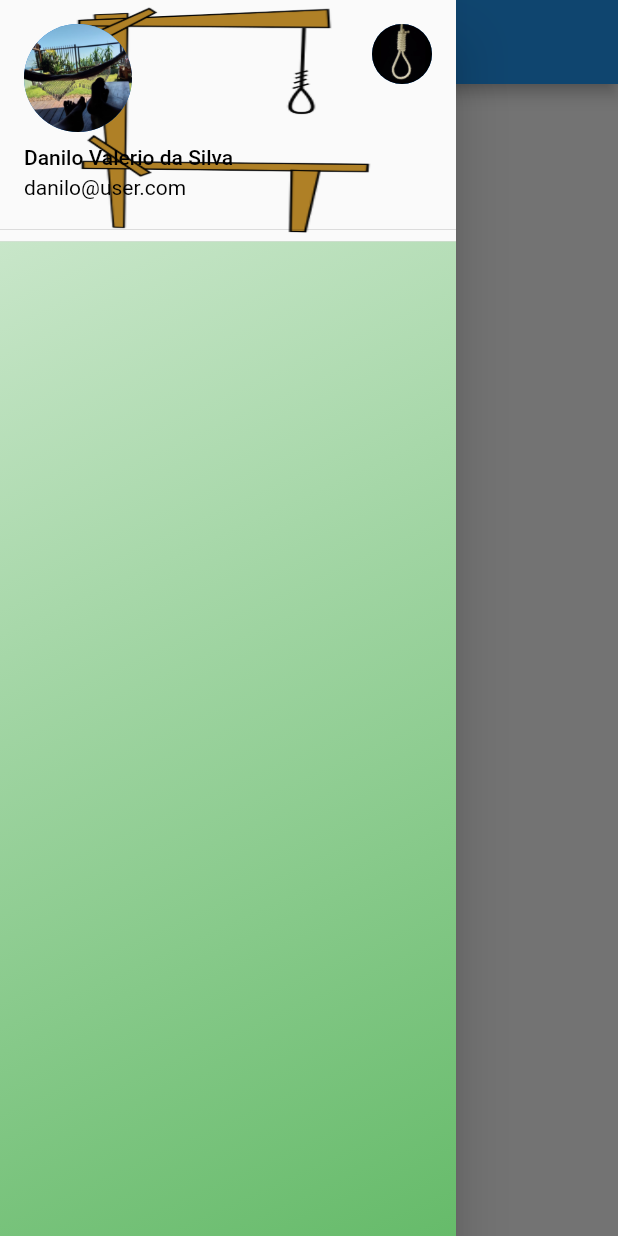
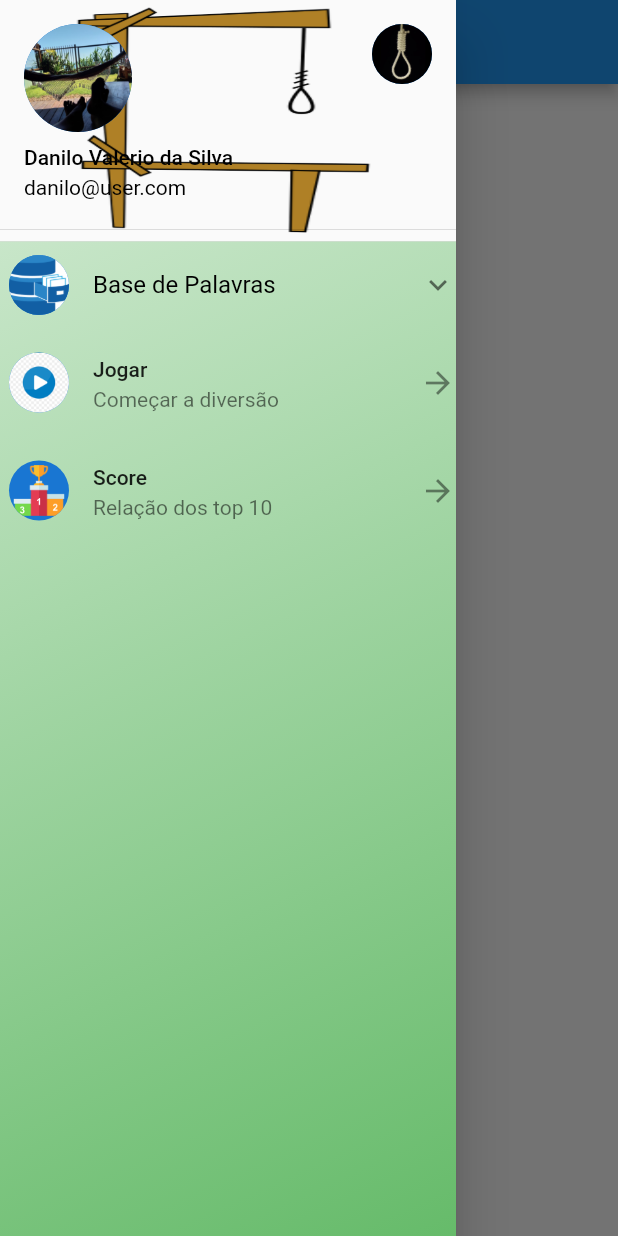
Before and after one commit to danilovalerio/forca, a Flutter app: the screen it shows after launch, with the side drawer open, on a phone screen of 412 x 824 dp. Run offline on Flutter 3.47's test engine with Material 2 defaults, Android fonts, the phone set to English and light mode, and no system bars; our stand-ins replace shared_preferences.

Commit message:
optins list e icons for options

```diff
--- a/lib/drawer/drawer_route.dart
+++ b/lib/drawer/drawer_route.dart
@@ -1,5 +1,6 @@
 import 'package:flutter/material.dart';
 import 'package:forca/drawer/widgets/drawerbody_app.dart';
+import 'package:forca/drawer/widgets/drawerbody_content_app.dart';
 import 'package:forca/drawer/widgets/drawerheader_app.dart';
 
 class DrawerRoute extends StatelessWidget {
@@ -19,7 +20,7 @@ class DrawerRoute extends StatelessWidget {
         child: Column(
           children: <Widget>[
             DrawerHeaderApp(),
-            DrawerBodyApp(),
+            DrawerBodyApp(child: const DrawerBodyContentApp(),),
           ],
         ),
       ),
--- a/lib/drawer/widgets/drawerbody_app.dart
+++ b/lib/drawer/widgets/drawerbody_app.dart
@@ -1,9 +1,9 @@
 import 'package:flutter/material.dart';
 
 class DrawerBodyApp extends StatelessWidget {
-  DrawerBodyApp({Key? key}) : super(key: key);
+  final Widget child;
 
-  final Color g1 = Colors.green[200] ?? Colors.white;
+  DrawerBodyApp({Key? key, required this.child}) : super(key: key);
 
   @override
   Widget build(BuildContext context) {
@@ -19,6 +19,7 @@ class DrawerBodyApp extends StatelessWidget {
           stops: [0.0,1.0],
         )
       ),
+      child: this.child,
     ));
   }
 }
--- /dev/null
+++ b/lib/drawer/widgets/drawerbody_content_app.dart
@@ -0,0 +1,66 @@
+import 'package:flutter/material.dart';
+
+class DrawerBodyContentApp extends StatelessWidget {
+
+  const DrawerBodyContentApp({Key? key}) : super(key: key);
+
+  @override
+  Widget build(BuildContext context) {
+    return ListView(
+      children: <Widget>[
+        ListTileTheme(
+          contentPadding: EdgeInsets.only(left: 6.0),
+            child: ExpansionTile(
+              leading: CircleAvatar(
+                backgroundImage: AssetImage('assets/images/drawer/words_list.png'),
+              ),
+              title: Text(
+                "Base de Palavras",
+                style: TextStyle(
+                  color: Colors.black,
+                  fontSize: 16.0,
+                ),
+              ),
+              onExpansionChanged: null,
+              children: <Widget>[
+                ListTile(
+                  contentPadding: EdgeInsets.only(left: 62.0),
+                  trailing: Icon(Icons.arrow_forward),
+                  title: Text('Novas Palavras'),
+                  subtitle: Text('Vamos inserir novas palavras?'),
+                  onTap: () {},
+                ),
+                ListTile(
+                  contentPadding: EdgeInsets.only(left: 62.0),
+                  trailing: Icon(Icons.arrow_forward),
+                  title: Text('Palavras existentes'),
+                  subtitle: Text('Vamos as palavras já temos?'),
+                  onTap: () {},
+                ),
+              ],
+            ),
+        ),
+        ListTile(
+          contentPadding: EdgeInsets.only(left: 6.0),
+          leading: CircleAvatar(
+            backgroundImage: AssetImage('assets/images/drawer/icon_play.png'),
+          ),
+          trailing: Icon(Icons.arrow_forward),
+          title: Text('Jogar'),
+          subtitle: Text('Começar a diversão'),
+          onTap: () {},
+        ),
+        ListTile(
+          contentPadding: EdgeInsets.only(left: 6.0),
+          leading: CircleAvatar(
+            backgroundImage: AssetImage('assets/images/drawer/score_icon.png'),
+          ),
+          trailing: Icon(Icons.arrow_forward),
+          title: Text('Score'),
+          subtitle: Text('Relação dos top 10'),
+          onTap: () {},
+        ),
+      ],
+    );
+  }
+}
```
Also changed, not shown: assets/images/drawer/icon_play.png (added), assets/images/drawer/score_icon.png (added), assets/images/drawer/words_list.png (added).
